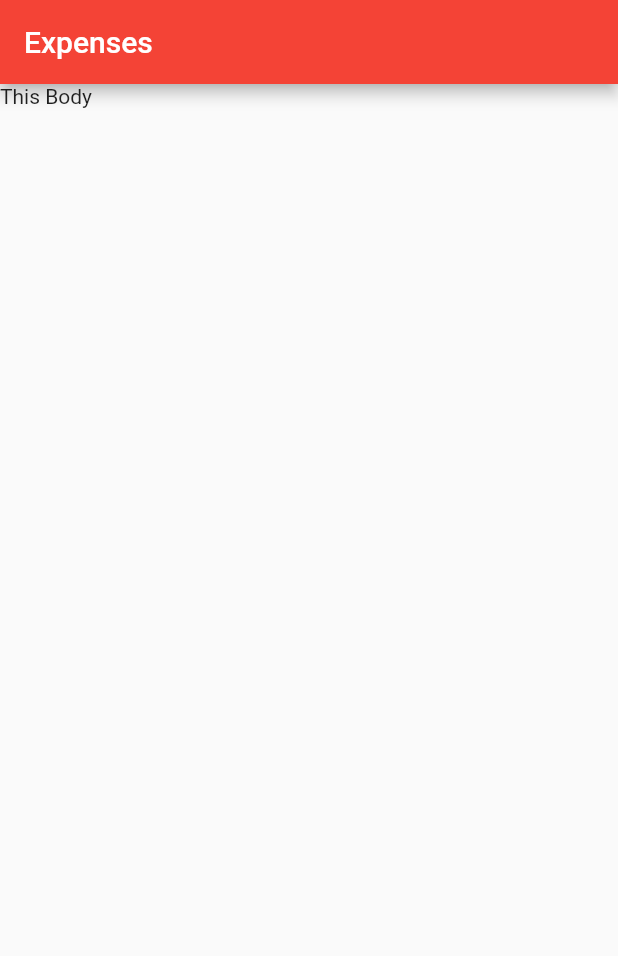
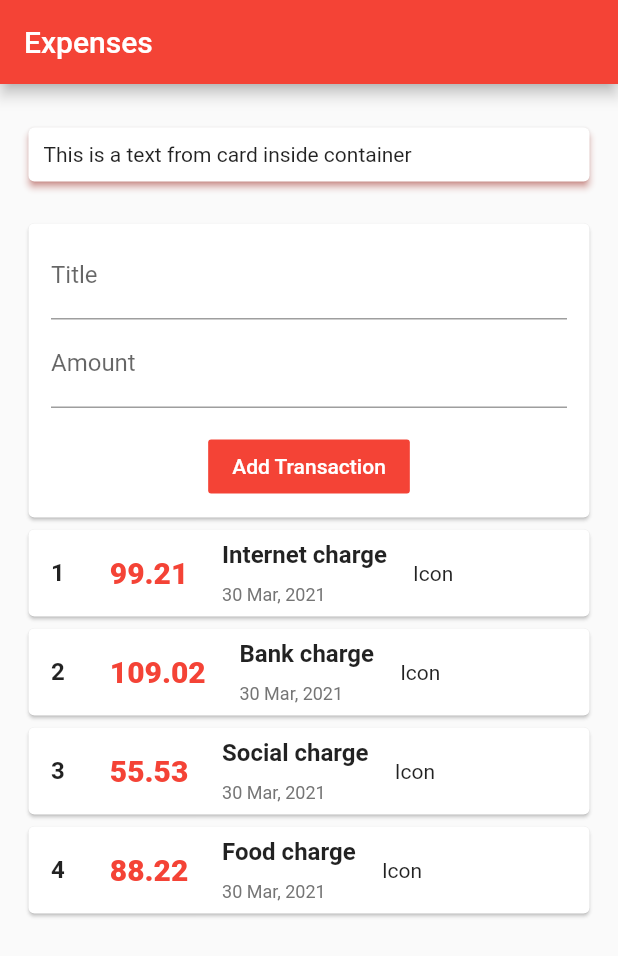
Before and after one commit to mostafa201272/Flutter_Expenses_app, a Flutter app: the screen it shows after launch, on a phone screen of 412 x 824 dp. Shown: the top 956 px of the screen. Run offline on Flutter 3.47's test engine with Material 2 defaults, Android fonts, the phone set to English and light mode, and no system bars.

Commit message:
Add Transiaction Cards

```diff
--- a/expenses_app/lib/main.dart
+++ b/expenses_app/lib/main.dart
@@ -1,4 +1,6 @@
 import 'package:flutter/material.dart';
+import './transactions.dart';
+import './transactionCard.dart';
 
 void main() {
   // Calling Run App Function to draw the widget into the screen
@@ -16,6 +18,18 @@ class ExpensesApp extends StatefulWidget {
 
 // application State
 class _ExpensesAppState extends State<ExpensesApp> {
+  // List Of transactions
+  final List<Transactions> transactions = [
+    Transactions(
+        id: 1, amount: 99.21, date: DateTime.now(), title: "Internet charge"),
+    Transactions(
+        id: 2, amount: 109.02, date: DateTime.now(), title: "Bank charge"),
+    Transactions(
+        id: 3, amount: 55.53, date: DateTime.now(), title: "Social charge"),
+    Transactions(
+        id: 4, amount: 88.22, date: DateTime.now(), title: "Food charge"),
+  ];
+
   // Build Function that responsible for controlling all screen pixels
   @override
   Widget build(BuildContext context) {
@@ -25,7 +39,68 @@ class _ExpensesAppState extends State<ExpensesApp> {
           title: Text('Expenses '),
           backgroundColor: Colors.red,
         ),
-        body: Text("This Body"),
+        body: Container(
+          margin: EdgeInsets.all(10),
+          padding: EdgeInsets.all(5),
+          //decoration:
+          //    BoxDecoration(border: Border.all(color: Colors.red, width: 2)),
+          child: Column(
+            children: [
+              Container(
+                width: double.infinity,
+                margin: EdgeInsets.only(top: 10, left: 0, right: 0, bottom: 20),
+                child: Card(
+                  child: Container(
+                    child: Text('This is a text from card inside container'),
+                    padding: EdgeInsets.all(10),
+                  ),
+                  color: Colors.white,
+                  elevation: 2,
+                  shadowColor: Colors.red,
+                ),
+              ),
+              Card(
+                child: Container(
+                  padding:
+                      EdgeInsets.only(top: 5, left: 15, right: 15, bottom: 10),
+                  //decoration: BoxDecoration(
+                  //    border: Border.all(color: Colors.red, width: 2)),
+                  child: Column(
+                    children: [
+                      TextField(
+                        decoration: InputDecoration(labelText: 'Title'),
+                      ),
+                      TextField(
+                        decoration: InputDecoration(labelText: 'Amount'),
+                      ),
+                      Container(
+                        margin: EdgeInsets.only(top: 15),
+                        child: FlatButton(
+                          onPressed: () => 0,
+                          child: Text(
+                            'Add Transaction',
+                            style: TextStyle(color: Colors.white),
+                          ),
+                          color: Colors.red,
+                        ),
+                      )
+                    ],
+                  ),
+                ),
+              ),
+              Column(
+                children: transactions.map((tx) {
+                  return TransactionCard(
+                    id: tx.id,
+                    amount: tx.amount,
+                    title: tx.title,
+                    date: tx.date,
+                  );
+                }).toList(),
+              ),
+            ],
+          ),
+        ),
       ),
     );
   }
--- /dev/null
+++ b/expenses_app/lib/transactionCard.dart
@@ -0,0 +1,89 @@
+import 'package:flutter/material.dart';
+import 'package:intl/intl.dart';
+
+class TransactionCard extends StatelessWidget {
+  final int id;
+  final String title;
+  final DateTime date;
+  final double amount;
+
+  TransactionCard({
+    @required this.id,
+    @required this.amount,
+    @required this.title,
+    @required this.date,
+  });
+
+  @override
+  Widget build(BuildContext context) {
+    return Container(
+      width: double.infinity,
+      child: Card(
+        child: Row(
+          children: [
+            Container(
+              margin: EdgeInsets.all(10),
+              padding: EdgeInsets.all(5),
+              child: Text(
+                id.toString(),
+                style: TextStyle(
+                  fontSize: 16,
+                  fontWeight: FontWeight.bold,
+                ),
+              ),
+            ),
+            Container(
+              margin: EdgeInsets.all(10),
+              padding: EdgeInsets.all(5),
+              child: Text(
+                amount.toString(),
+                style: TextStyle(
+                  fontSize: 20,
+                  fontWeight: FontWeight.w800,
+                  color: Colors.red,
+                ),
+              ),
+            ),
+            Container(
+              child: Column(
+                crossAxisAlignment: CrossAxisAlignment.start,
+                children: [
+                  Container(
+                    margin:
+                        EdgeInsets.only(top: 5, left: 5, bottom: 2.5, right: 5),
+                    padding: EdgeInsets.all(2.5),
+                    child: Text(
+                      title,
+                      style: TextStyle(
+                        fontWeight: FontWeight.w600,
+                        fontSize: 16,
+                      ),
+                    ),
+                  ),
+                  Container(
+                    margin:
+                        EdgeInsets.only(top: 2.5, left: 5, bottom: 5, right: 5),
+                    padding: EdgeInsets.all(2.5),
+                    child: Text(
+                      DateFormat('dd LLL, yyyy').format(date),
+                      style: TextStyle(
+                        fontSize: 12,
+                        fontWeight: FontWeight.w400,
+                        color: Colors.grey[600],
+                      ),
+                    ),
+                  ),
+                ],
+              ),
+            ),
+            Container(
+              margin: EdgeInsets.all(5),
+              padding: EdgeInsets.all(5),
+              child: Text('Icon'),
+            ),
+          ],
+        ),
+      ),
+    );
+  }
+}
--- /dev/null
+++ b/expenses_app/lib/transactions.dart
@@ -0,0 +1,15 @@
+import 'package:flutter/foundation.dart';
+
+class Transactions {
+  final int id;
+  final String title;
+  final DateTime date;
+  final double amount;
+
+  Transactions({
+    @required this.id,
+    @required this.amount,
+    @required this.date,
+    @required this.title,
+  });
+}
--- a/expenses_app/pubspec.yaml
+++ b/expenses_app/pubspec.yaml
@@ -3,7 +3,7 @@ description: A new Flutter project.
 
 # The following line prevents the package from being accidentally published to
 # pub.dev using `pub publish`. This is preferred for private packages.
-publish_to: 'none' # Remove this line if you wish to publish to pub.dev
+publish_to: "none" # Remove this line if you wish to publish to pub.dev
 
 # The following defines the version and build number for your application.
 # A version number is three numbers separated by dots, like 1.2.43
@@ -23,7 +23,7 @@ environment:
 dependencies:
   flutter:
     sdk: flutter
-
+  intl: ^0.17.0
 
   # The following adds the Cupertino Icons font to your application.
   # Use with the CupertinoIcons class for iOS style icons.
@@ -38,7 +38,6 @@ dev_dependencies:
 
 # The following section is specific to Flutter.
 flutter:
-
   # The following line ensures that the Material Icons font is
   # included with your application, so that you can use the icons in
   # the material Icons class.
```
